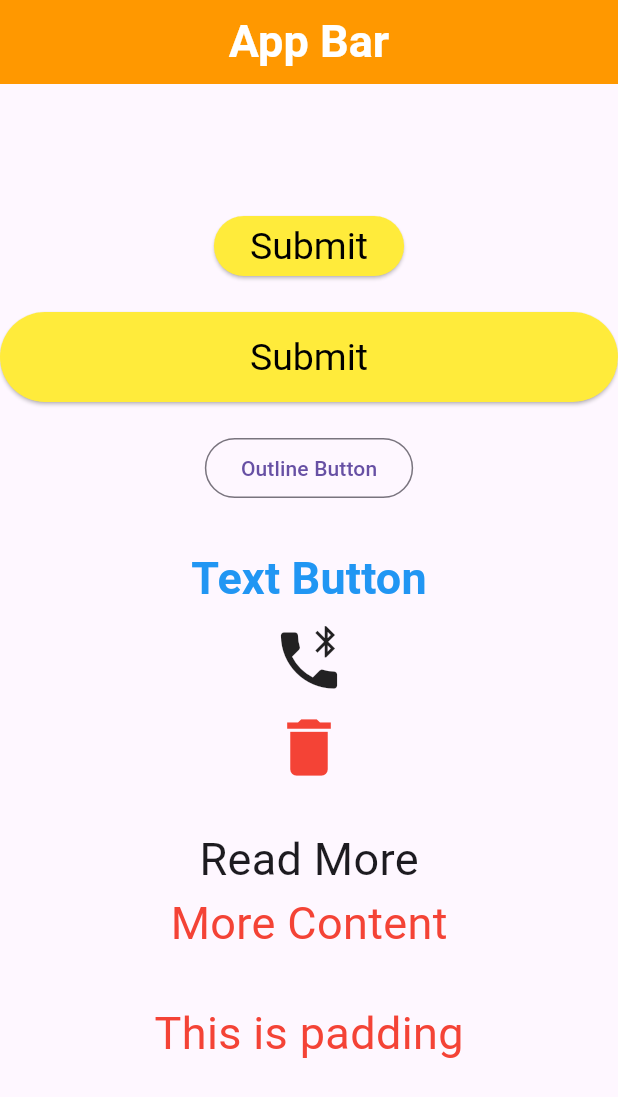
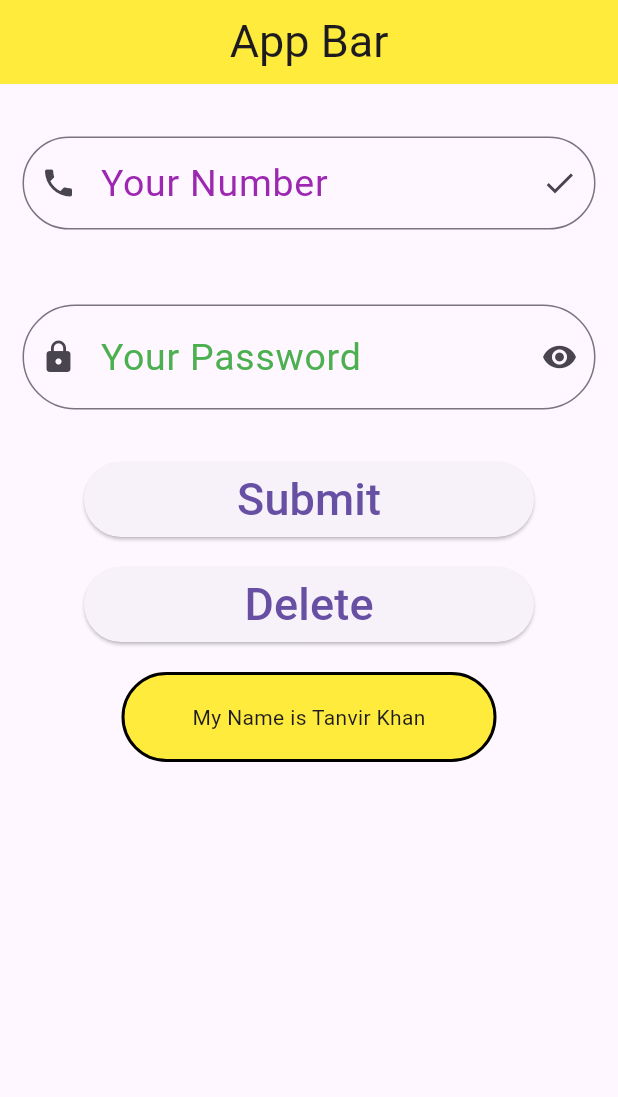
Before and after one commit to tanvirkhan00/flutter-practice, a Flutter app: the screen it shows after launch, after a tap on "Submit", on a phone screen of 412 x 824 dp. Shown: the top 1097 px of the screen. Run offline on Flutter 3.47's test engine with Material 3 defaults, Android fonts, the light colour scheme and no system bars.

Commit message:
practice new code

```diff
--- /dev/null
+++ b/lib/Module8_class1.dart
@@ -0,0 +1,119 @@
+import 'package:flutter/material.dart';
+
+class Module8 extends StatelessWidget {
+  const Module8({super.key});
+
+  @override
+  Widget build(BuildContext context) {
+    TextEditingController phoneController = TextEditingController();
+    TextEditingController passwordController = TextEditingController();
+    return Scaffold(
+      appBar: AppBar(
+        title: Text('App Bar', style: TextStyle(fontSize: 30),),
+        backgroundColor: Colors.yellow,
+        centerTitle: true,
+      ),
+
+      body: Column(
+        children: [
+          SizedBox(
+            height: 20,
+          ),
+          Padding(
+            padding: const EdgeInsets.all(15.0),
+            child: TextField(
+              keyboardType: TextInputType.number,
+              controller: phoneController,
+              decoration: InputDecoration(
+                hintText: 'Input Your Number',
+                labelText: 'Your Number',
+                prefixIcon: Icon(Icons.phone),
+                suffixIcon: Icon(Icons.check),
+                hintStyle: TextStyle(
+                    color: Colors.purple,
+                    fontSize: 20),
+                labelStyle: TextStyle(
+                    color: Colors.purple,
+                    fontSize: 25),
+                border: OutlineInputBorder(
+                  borderRadius: BorderRadius.circular(50)
+                )
+              ),
+            ),
+          ),
+          SizedBox(
+            height: 20,
+          ),
+          Padding(
+            padding: const EdgeInsets.all(15.0),
+            child: TextField(
+              obscureText: true,
+              controller: passwordController,
+              decoration: InputDecoration(
+                hintText: 'Input Your Password',
+                labelText: 'Your Password',
+                prefixIcon: Icon(Icons.lock),
+                suffixIcon: Icon(Icons.remove_red_eye),
+                hintStyle: TextStyle(
+                    color: Colors.green,
+                    fontSize: 25),
+                labelStyle: TextStyle(
+                    color: Colors.green,
+                    fontSize: 25),
+                border: OutlineInputBorder(
+                  borderRadius: BorderRadius.circular(50)
+                )
+              ),
+            ),
+          ),
+          SizedBox(
+            height: 20,
+          ),
+          SizedBox(
+            height: 50,
+            width: 300,
+
+            child: ElevatedButton(onPressed: (){
+              if (phoneController.text.isEmpty) {
+                print("Please Inter Your Number");
+              }
+              print(phoneController.text);
+              print(passwordController.text);
+            }, child: Text('Submit', style: TextStyle(fontSize: 30),)),
+          ),
+          SizedBox(
+            height: 20,
+          ),
+          SizedBox(
+            height: 50,
+            width: 300,
+
+            child: ElevatedButton(onPressed: (){
+              phoneController.clear();
+              passwordController.clear();
+              print(phoneController.text);
+              print(passwordController.text);
+            }, child: Text('Delete', style: TextStyle(fontSize: 30),)),
+          ),
+          SizedBox(
+            height: 20,
+          ),
+          Container(
+            alignment: Alignment.center,
+            width: 250,
+            height: 60,
+            decoration: BoxDecoration(
+              color: Colors.yellow,
+              borderRadius: BorderRadius.circular(30),
+              border: Border.all(
+                width: 2,
+                color: Colors.black
+              )
+            ),
+            child: Text('My Name is Tanvir Khan'),
+          )
+        ],
+      ),
+    );
+  }
+}
--- a/lib/app.dart
+++ b/lib/app.dart
@@ -1,4 +1,5 @@
 import 'package:flutter/material.dart';
+import 'package:flutter_practice_project/Module8_class1.dart';
 import 'package:flutter_practice_project/class3.dart';
 
 class MyApp  extends StatelessWidget {
@@ -8,7 +9,7 @@ class MyApp  extends StatelessWidget {
   Widget build(BuildContext context) {
     return MaterialApp(
       title: 'This is my first project',
-      home:Class3()
+      home:Module8()
     );
   }
 }
```
